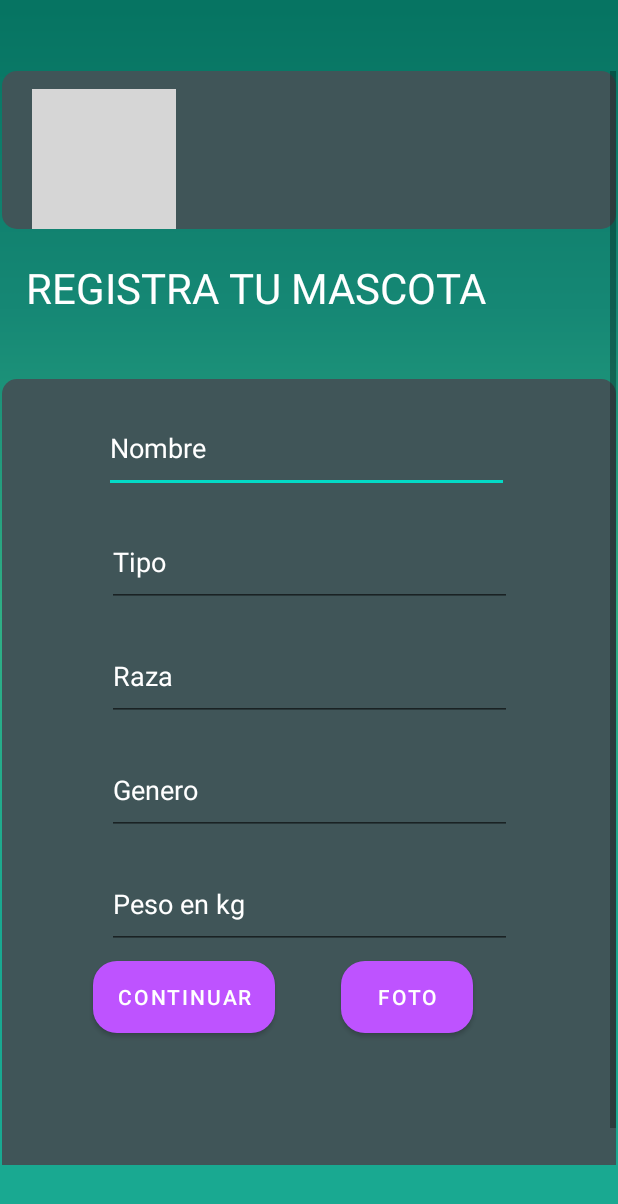
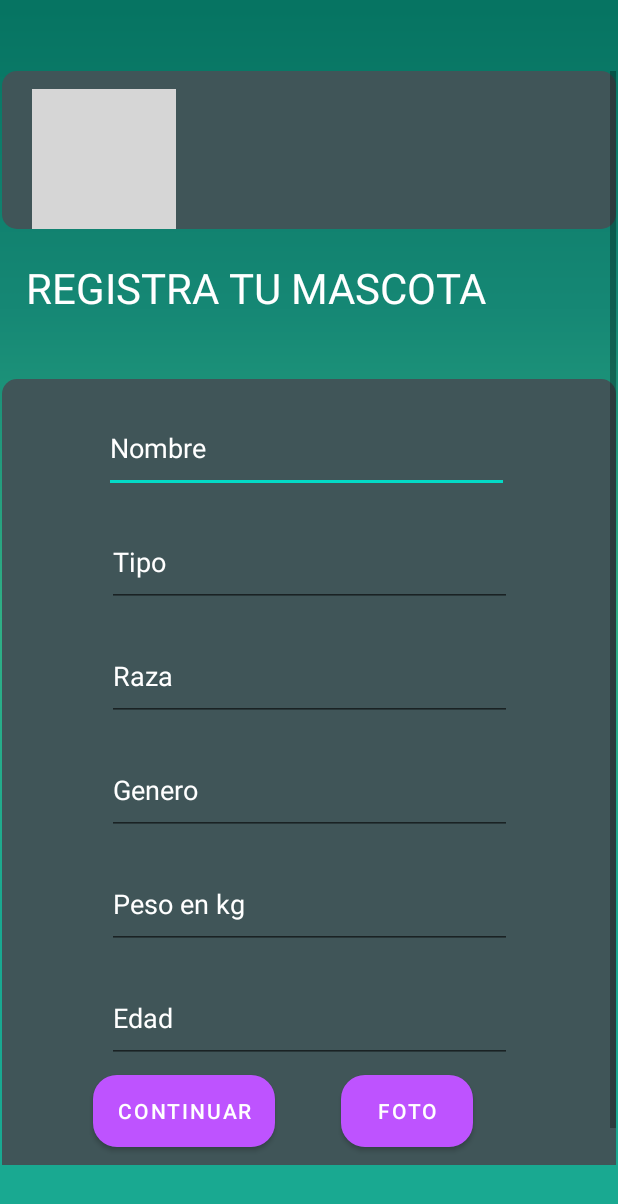
Before and after one commit to JohanV711/ark, an Android app: the mascota screen opened directly, with no data from a screen before it, on a phone screen of 412 x 824 dp. Shown: the top 1204 px of the screen. Run offline under Robolectric (Android 15) with nearby library versions, the phone set to English and light mode, and no system bars; our stand-ins replace Firebase (no records; nobody signed in at launch, a user with empty details on screens opened directly); grey boxes are pictures that could not be loaded.

Commit message:
Update activity_mascota.xml

```diff
--- a/app/src/main/res/layout/activity_mascota.xml
+++ b/app/src/main/res/layout/activity_mascota.xml
@@ -157,6 +157,23 @@
 
 
 
+             <com.google.android.material.textfield.TextInputEditText
+                    android:id="@+id/edad"
+                    android:layout_width="270dp"
+                    android:layout_height="60dp"
+                    android:layout_marginTop="16dp"
+                    android:ems="10"
+                    android:hint="Edad"
+                    android:inputType="text"
+                    android:textColor="@color/white"
+                    android:textColorHint="#FFFFFF"
+                    app:layout_constraintEnd_toEndOf="parent"
+                    app:layout_constraintStart_toStartOf="parent"
+                    app:layout_constraintTop_toBottomOf="@+id/peso" />
+
+
+
+
                 <Button
                     android:id="@+id/btn_photo"
                     android:layout_width="wrap_content"
@@ -168,7 +185,7 @@
                     app:layout_constraintEnd_toEndOf="parent"
                     app:layout_constraintHorizontal_bias="0.703"
                     app:layout_constraintStart_toStartOf="parent"
-                    app:layout_constraintTop_toBottomOf="@+id/peso" />
+                    app:layout_constraintTop_toBottomOf="@+id/edad" />
 
                 <Button
                     android:id="@+id/btn_register"
@@ -181,7 +198,7 @@
                     app:layout_constraintEnd_toEndOf="parent"
                     app:layout_constraintHorizontal_bias="0.211"
                     app:layout_constraintStart_toStartOf="parent"
-                    app:layout_constraintTop_toBottomOf="@+id/peso" />
+                    app:layout_constraintTop_toBottomOf="@+id/edad" />
 
             </androidx.constraintlayout.widget.ConstraintLayout>
 
```
